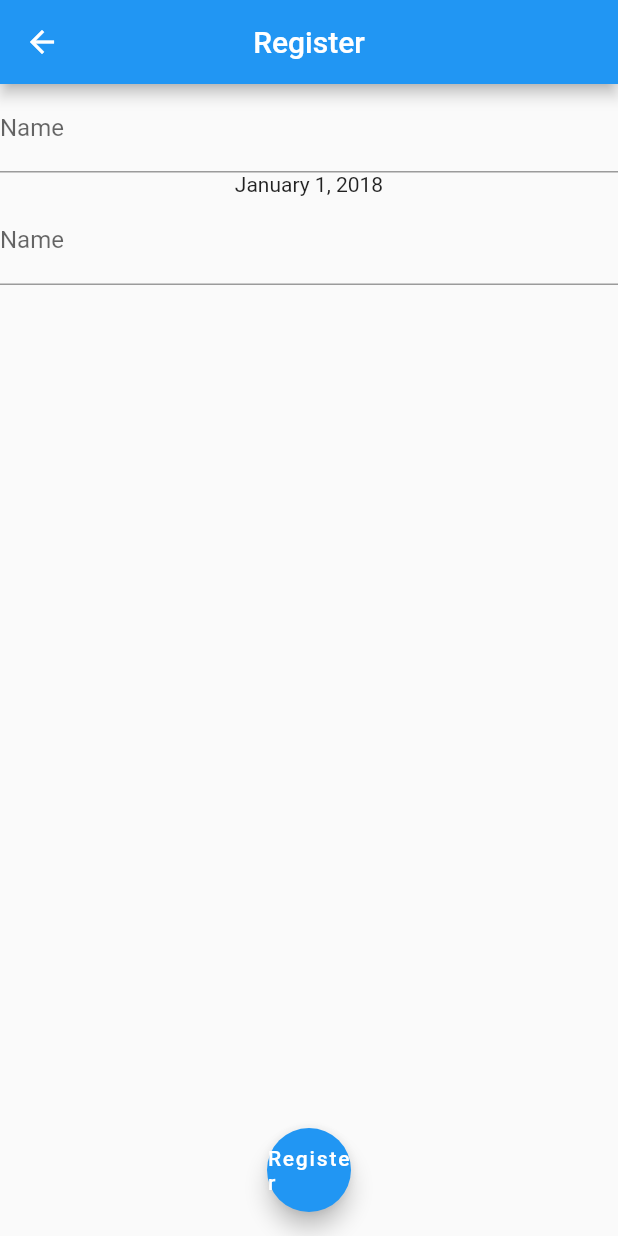
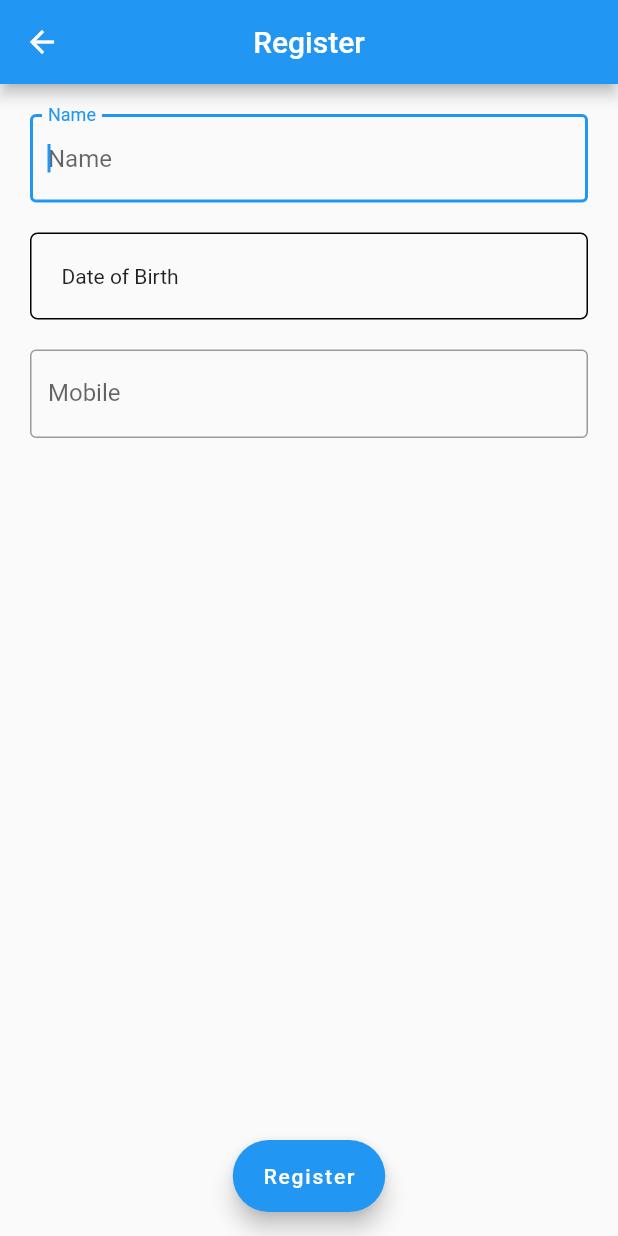
Before and after one commit to Jayant2204/self_assessment, a Flutter app: the screen it shows after launch, on a phone screen of 412 x 824 dp. Run offline on Flutter 3.47's test engine with Material 2 defaults, Android fonts, the phone set to English and light mode, and no system bars; our stand-ins replace get, get_storage.

Commit message:
User Registration and Navigation Completed

```diff
--- a/lib/assessment/Data/user.dart
+++ b/lib/assessment/Data/user.dart
@@ -9,7 +9,7 @@ class User {
 
   final String name;
   final DateTime dob;
-  final int mobileNumber;
+  final String mobileNumber;
 
   factory User.fromRawJson(String str) => User.fromJson(json.decode(str));
 
--- a/lib/assessment/Views/register.dart
+++ b/lib/assessment/Views/register.dart
@@ -1,4 +1,5 @@
 import 'package:flutter/material.dart';
+import 'package:flutter/services.dart';
 import 'package:get/get.dart';
 import 'package:intl/intl.dart';
 import 'package:self_assessment/assessment/controller/userRegisterController.dart';
@@ -7,6 +8,10 @@ import 'package:self_assessment/assessment/utils/showdatePicker.dart';
 class RegisterPage extends StatelessWidget {
   final MyRegisterUserController controller = MyRegisterUserController();
 
+  final FocusNode focusNodeName = FocusNode();
+  final FocusNode focusNodeDob = FocusNode();
+  final FocusNode focusNodeMobile = FocusNode();
+
   @override
   Widget build(BuildContext context) {
     return Scaffold(
@@ -14,39 +19,80 @@ class RegisterPage extends StatelessWidget {
         title: Text("Register"),
         centerTitle: true,
       ),
-      floatingActionButton: FloatingActionButton(
-        onPressed: () {},
-        child: Text("Register"),
+      floatingActionButton: FloatingActionButton.extended(
+        onPressed: () {
+          controller.validateForm();
+        },
+        label: Text("Register"),
       ),
       floatingActionButtonLocation: FloatingActionButtonLocation.centerFloat,
       body: Container(
+        padding: EdgeInsets.all(20),
         child: Column(
           children: [
             // Name Field
             TextField(
               onChanged: controller.setName,
-              decoration: InputDecoration(hintText: "Name", labelText: "Name"),
+              focusNode: focusNodeName,
+              autofocus: true,
+              keyboardType: TextInputType.name,
+              textInputAction: TextInputAction.next,
+              onEditingComplete: () =>
+                  FocusScope.of(context).requestFocus(focusNodeDob),
+              inputFormatters: [
+                FilteringTextInputFormatter.allow(RegExp(r'^[a-zA-Z]+$'))
+              ],
+              decoration: InputDecoration(
+                hintText: "Name",
+                labelText: "Name",
+                border: OutlineInputBorder(),
               ),
-            InkWell(
+            ),
+            const SizedBox(height: 20),
+            Obx(() => InkWell(
+                  focusNode: focusNodeDob,
                   onTap: () async {
-                var date = await getDatePicker(context);
+                    var date = await getDatePicker(
+                        context,
+                        controller.dob.value.year == DateTime.now().year
+                            ? null
+                            : controller.dob.value);
                     if (date != null) {
                       controller.setDob(date);
                     }
+                    FocusScope.of(context).requestFocus(focusNodeMobile);
                   },
-              child: Obx(
-                () => Container(
-                  child: controller.dob.value == null
+                  child: Container(
+                    width: double.infinity,
+                    padding: EdgeInsets.all(20),
+                    decoration: BoxDecoration(
+                      border: Border.all(),
+                      borderRadius: BorderRadius.circular(5),
+                    ),
+                    child: controller.dob.value.year == DateTime.now().year
                         ? Text("Date of Birth")
                         : Text(DateFormat.yMMMMd('en_US')
                             .format(controller.dob.value)),
                   ),
-              ),
-            ),
+                )),
+            const SizedBox(height: 20),
             // Mobile Number Field
             TextField(
-              onChanged: controller.setName,
-              decoration: InputDecoration(hintText: "Name", labelText: "Name"),
+              focusNode: focusNodeMobile,
+              onChanged: controller.setMobileNumber,
+              onEditingComplete: () => FocusScope.of(context).unfocus(),
+              autofocus: false,
+              keyboardType: TextInputType.number,
+              textInputAction: TextInputAction.done,
+              inputFormatters: [
+                LengthLimitingTextInputFormatter(10),
+                FilteringTextInputFormatter.digitsOnly
+              ],
+              decoration: InputDecoration(
+                hintText: "Mobile",
+                labelText: "Mobile",
+                border: OutlineInputBorder(),
+              ),
             ),
           ],
         ),
--- a/lib/assessment/controller/userRegisterController.dart
+++ b/lib/assessment/controller/userRegisterController.dart
@@ -1,20 +1,64 @@
+import 'package:flutter/material.dart';
 import 'package:get/get.dart';
+import 'package:get/utils.dart';
+import 'package:get_storage/get_storage.dart';
 import 'package:self_assessment/assessment/Data/user.dart';
+import 'package:self_assessment/assessment/Views/assessimet.dart';
+import 'package:self_assessment/global/constants.dart';
 
 class MyRegisterUserController extends GetxController {
   final name = "".obs;
-  setName(value) => this.name.value = value;
+  void setName(String value) {
+    this.name.value = value;
+    update();
+  }
+
   get getName => this.name.value;
 
-  final dob = DateTime(2018).obs;
+  final dob = DateTime.now().obs;
   setDob(value) => this.dob.value = value;
   get getDob => this.dob.value;
 
-  final mobileNumber = 0.obs;
-  setMobileNumber(value) => this.mobileNumber.value = value;
+  final mobileNumber = "0".obs;
+  setMobileNumber(String value) {
+    this.mobileNumber.value = value;
+    update();
+  }
+
   get getMobileNumber => this.mobileNumber.value;
 
-  final user = User().obs;
-  setUser(value) => this.user.value = value;
-  get getUser => this.user.value;
+  validateForm() async {
+    if (name.value.isNullOrBlank) {
+      Get.snackbar("Name is required", "Name cannot be blank",
+          margin: EdgeInsets.all(10),
+          backgroundColor: Colors.red,
+          snackPosition: SnackPosition.BOTTOM);
+    } else if (dob.value.year == DateTime.now().year) {
+      Get.snackbar("Date of Birth is required", "Select your date of birth",
+          margin: EdgeInsets.all(10),
+          backgroundColor: Colors.red,
+          snackPosition: SnackPosition.BOTTOM);
+    } else if (mobileNumber.value.isNullOrBlank) {
+      Get.snackbar("Mobile Number is required", "Mobile number cannot be blank",
+          margin: EdgeInsets.all(10),
+          backgroundColor: Colors.red,
+          snackPosition: SnackPosition.BOTTOM);
+    } else if (mobileNumber.value.length != 10) {
+      Get.snackbar(
+          "Mobile Number is invalid", "10 digits Mobile number required",
+          margin: EdgeInsets.all(10),
+          backgroundColor: Colors.red,
+          snackPosition: SnackPosition.BOTTOM);
+    } else {
+      GetStorage box = GetStorage();
+      await box.write(
+          Constants.userPrefKey,
+          User(
+            name: name.value,
+            mobileNumber: mobileNumber.value,
+            dob: dob.value,
+          ).toRawJson());
+      Get.to(AssessmentPage());
+    }
+  }
 }
--- a/lib/assessment/utils/showdatePicker.dart
+++ b/lib/assessment/utils/showdatePicker.dart
@@ -1,10 +1,12 @@
 import 'package:flutter/material.dart';
 
-getDatePicker(BuildContext context) async {
+getDatePicker(BuildContext context, [DateTime initialDate]) async {
   DateTime now = DateTime.now();
   var date = await showDatePicker(
     context: context,
-    initialDate: DateTime(now.year - 2, now.month, now.day),
+    initialDate: initialDate != null
+        ? initialDate
+        : DateTime(now.year - 2, now.month, now.day),
     firstDate: DateTime(now.year - 100, now.month, now.day),
     lastDate: DateTime(now.year - 2, now.month, now.day),
   );
```
Also changed, not shown: lib/assessment/Views/assessimet.dart (+12 -0 lines), lib/assessment/Views/splashScreen.dart (+15 -4 lines). Lines whose indentation alone changed are shown as unchanged.
